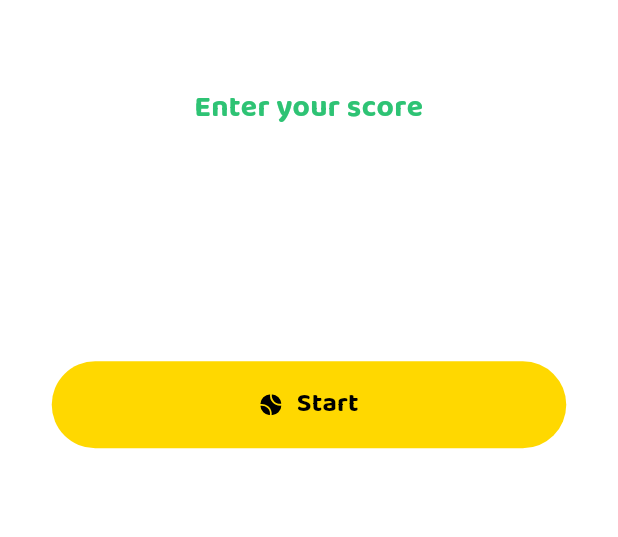
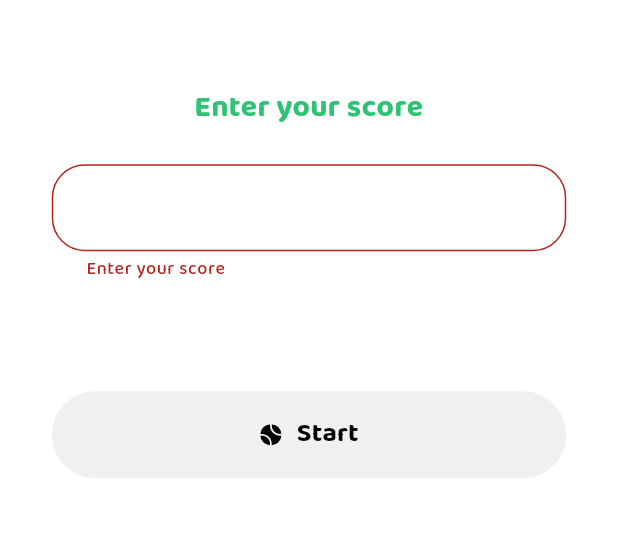
Before and after one commit to ZiadElsaadany/green-mind, a Flutter app: the AddScoreScreen screen opened by its route, after a tap on "Start", on a phone screen of 412 x 824 dp, the part 84-621 px from its top. Run offline on Flutter 3.47's test engine with Material 3 defaults, Android fonts, the phone set to English and light mode, and no system bars; our stand-ins replace flutter_bloc, flutter_screenutil, flutter_svg.

Commit message:
add score screen done

```diff
--- a/lib/core/routing/app_routing.dart
+++ b/lib/core/routing/app_routing.dart
@@ -1,6 +1,7 @@
 import 'package:flutter/material.dart';
 import 'package:flutter_bloc/flutter_bloc.dart';
 import 'package:green_mind/core/routing/routes.dart';
+import 'package:green_mind/features/add_score/presentation/controller/add_score_cubit.dart';
 import 'package:green_mind/features/add_score/presentation/view/add_score_screen.dart';
 import 'package:green_mind/features/home/presentation/controller/home_cubit.dart';
 import 'package:green_mind/features/home/presentation/view/home_bottom_screen.dart';
@@ -11,7 +12,7 @@ class AppRoutes {
     final arguments = routeSettings.arguments;
     switch (routeSettings.name) {
       case Routes.addScore:
-        return MaterialPageRoute(builder: (c)=>const AddScoreScreen());
+        return MaterialPageRoute(builder: (c)=>BlocProvider(create:(_)=>AddScoreCubit(),child: const AddScoreScreen(),));
       case Routes.home:
         return MaterialPageRoute(
        builder: (_)=> BlocProvider(
--- /dev/null
+++ b/lib/features/add_score/presentation/controller/add_score_cubit.dart
@@ -0,0 +1,15 @@
+import 'package:flutter_bloc/flutter_bloc.dart';
+
+import 'add_score_state.dart';
+
+class AddScoreCubit extends Cubit<AddScoreStates> {
+  AddScoreCubit() : super(AddScoreStates(
+    status: AddScoreStatus.initial
+  ));
+
+  void changeScore(String score){
+    emit(state.copyWith(
+        score: score,
+        status: AddScoreStatus.changeScore));
+  }
+}
--- /dev/null
+++ b/lib/features/add_score/presentation/controller/add_score_state.dart
@@ -0,0 +1,23 @@
+import '../../../home/presentation/controller/home_states.dart';
+
+enum AddScoreStatus { initial, changeScore }
+extension  AddScoreStateX on AddScoreStates{
+
+  bool get changeAddScore => status == AddScoreStatus.changeScore;
+}
+class AddScoreStates {
+  final AddScoreStatus? status;
+  final String? score;
+
+  AddScoreStates({required this.status, this.score});
+
+  AddScoreStates copyWith({
+    String? score,
+    AddScoreStatus? status,
+  }) {
+    return AddScoreStates(
+      status: status ?? this.status,
+      score: score??this.score
+    );
+  }
+}
--- a/lib/features/add_score/presentation/view/widgets/add_score_body.dart
+++ b/lib/features/add_score/presentation/view/widgets/add_score_body.dart
@@ -1,97 +1,127 @@
 import 'package:flutter/material.dart';
 import 'package:flutter/services.dart';
+import 'package:flutter_bloc/flutter_bloc.dart';
 import 'package:flutter_screenutil/flutter_screenutil.dart';
 import 'package:flutter_svg/flutter_svg.dart';
 import 'package:green_mind/core/assets/images.dart';
+import 'package:green_mind/core/helper/extensions.dart';
+import 'package:green_mind/core/routing/routes.dart';
+import 'package:green_mind/features/add_score/presentation/controller/add_score_cubit.dart';
+import 'package:green_mind/features/add_score/presentation/controller/add_score_state.dart';
 import 'package:green_mind/features/home/presentation/view/widgets/nav_bar_widget.dart';
 
 import '../../../../../core/assets/colors.dart';
 import '../../../../../core/assets/styles.dart';
 import '../../../../../core/assets/texts.dart';
 
-class AddScoreBody extends StatelessWidget {
+class AddScoreBody extends StatefulWidget {
   const AddScoreBody({super.key});
 
   @override
+  State<AddScoreBody> createState() => _AddScoreBodyState();
+}
+
+class _AddScoreBodyState extends State<AddScoreBody> {
+  final GlobalKey<FormState> formKey = GlobalKey<FormState>();
+  String score = "";
+  @override
   Widget build(BuildContext context) {
-    return  ListView(
-      padding: EdgeInsets.symmetric(
-        vertical: 36.h,
-        horizontal: 36.w
-      ),
+    return BlocBuilder<AddScoreCubit, AddScoreStates>(
+      builder: (context, state) {
+        return Form(
+          key: formKey,
+          autovalidateMode: AutovalidateMode.onUserInteraction,
+          child: ListView(
+            padding: EdgeInsets.symmetric(vertical: 36.h, horizontal: 36.w),
             children: [
               30.verticalSpace,
-        Text(AppTexts.enterYourScore,
+              Text(
+                AppTexts.enterYourScore,
                 textAlign: TextAlign.center,
                 style: AppStyles.size20PrimaryColorBold,
               ),
               25.verticalSpace,
               TextFormField(
+                autovalidateMode: AutovalidateMode.onUserInteraction,
+                validator: (c) {
+                  if (c == null || c.trim().isEmpty) {
+                    context.read<AddScoreCubit>().changeScore("");
+
+                    return "Enter your score";
+                  }
+                  context.read<AddScoreCubit>().changeScore(c.trim());
+                  return null;
+                },
                 keyboardType: TextInputType.number,
-          inputFormatters: [
-            FilteringTextInputFormatter.digitsOnly
-          ],
+                inputFormatters: [FilteringTextInputFormatter.digitsOnly],
                 textAlign: TextAlign.center,
-          style:AppStyles.size39PrimaryColorBold ,
+                style: AppStyles.size39PrimaryColorBold,
                 cursorHeight: 40.h,
                 cursorColor: AppColors.primaryColor,
-          decoration:  InputDecoration(
+                decoration: InputDecoration(
                   filled: true,
                   fillColor: AppColors.white,
-            border: InputBorder.none,
-            contentPadding: EdgeInsets.symmetric(
-              horizontal: 20.w,
-              vertical:0
-            ),
-
+                  border: OutlineInputBorder(
+                      borderRadius: BorderRadius.circular(25.r),
+                      borderSide: const BorderSide(color: Colors.transparent)),
+                  contentPadding:
+                      EdgeInsets.symmetric(horizontal: 20.w, vertical: 0),
                   enabledBorder: OutlineInputBorder(
                       borderRadius: BorderRadius.circular(25.r),
-              borderSide: const BorderSide(
-                color: Colors.transparent
-              )
-            ),
+                      borderSide: const BorderSide(color: Colors.transparent)),
                   focusedBorder: OutlineInputBorder(
                       borderRadius: BorderRadius.circular(25.r),
-              borderSide: const BorderSide(
-                color: Colors.transparent
-              )
-            ),
-
-
+                      borderSide: const BorderSide(color: Colors.transparent)),
                 ),
               ),
               83.verticalSpace,
-        TextButton(
-            style: TextButton.styleFrom(
+              StartButton(
+                onPressed: () {
+                  if (formKey.currentState!.validate()) {
+                    context.pushNamed(Routes.home);
+                  }
+                },
+                backgroundColor: state.score == null ||
+                        (state.score ?? "").trim()==""
+                    ? AppColors.gray.withOpacity(0.3)
+                    : AppColors.yellow,
+              )
+            ],
+          ),
+        );
+      },
+    );
+  }
+}
 
-              backgroundColor: AppColors.yellow
-            ),
-            onPressed:  ( ) { }
-            , child: Padding(
-              padding:  const EdgeInsets.symmetric(
-                  horizontal: 8.0,
-                 vertical:8
-              ),
+class StartButton extends StatelessWidget {
+  const StartButton({super.key, this.onPressed, required this.backgroundColor});
+  final void Function()? onPressed;
+  final Color backgroundColor;
+  @override
+  Widget build(BuildContext context) {
+    return TextButton(
+        style: TextButton.styleFrom(backgroundColor: backgroundColor),
+        onPressed: onPressed,
+        child: Padding(
+          padding: const EdgeInsets.symmetric(horizontal: 8.0, vertical: 8),
           child: Row(
             mainAxisAlignment: MainAxisAlignment.center,
             children: [
-                  SvgPicture.asset(AppImages.tennis,
-
+              SvgPicture.asset(
+                AppImages.tennis,
                 height: 16.h,
                 width: 16.w,
-                  colorFilter: const ColorFilter.mode(AppColors.black, BlendMode.srcIn),
+                colorFilter:
+                    const ColorFilter.mode(AppColors.black, BlendMode.srcIn),
               ),
               10.horizontalSpace,
-                   Text(AppTexts.start,
+              Text(
+                AppTexts.start,
                 style: AppStyles.size18BlackColorBold,
               )
             ],
           ),
-            ))
-
-
-
-      ],
-    ) ;
+        ));
   }
 }
--- a/lib/features/home/presentation/controller/home_cubit.dart
+++ b/lib/features/home/presentation/controller/home_cubit.dart
@@ -12,10 +12,10 @@ class HomeCubit extends Cubit<HomeStates>{
     emit(state.copyWith(indexForBottomNavBar: index, status: HomeStatesEnum.changeIndex));
   }
   List<Widget>  screens =[
-    HomeScreenBody(),
-    HomeScreenBody(),
-    HomeScreenBody(),
-    HomeScreenBody(),
+    const HomeScreenBody(),
+    Container(),
+    Container(),
+    Container(),
   ];
 
 }
--- a/lib/features/home/presentation/controller/home_states.dart
+++ b/lib/features/home/presentation/controller/home_states.dart
@@ -4,7 +4,7 @@ enum HomeStatesEnum {
   initial,
   changeIndex;
 }
-extension  GetAllRainReadyTimeStatesX on HomeStates{
+extension  HomeStatesX on HomeStates{
 
   bool get isChangedIndex => status == HomeStatesEnum.changeIndex;
 }
--- a/lib/features/home/presentation/view/home_bottom_screen.dart
+++ b/lib/features/home/presentation/view/home_bottom_screen.dart
@@ -10,8 +10,7 @@ import '../../../../core/assets/texts.dart';
 import '../../../../core/widgets/appBar.dart';
 
 class HomeBottomNavBarScreen extends StatelessWidget {
-  const HomeBottomNavBarScreen({Key? key}) : super(key: key);
-
+  const HomeBottomNavBarScreen({super.key});
 
 
   @override
```
Lines whose indentation alone changed are shown as unchanged.
